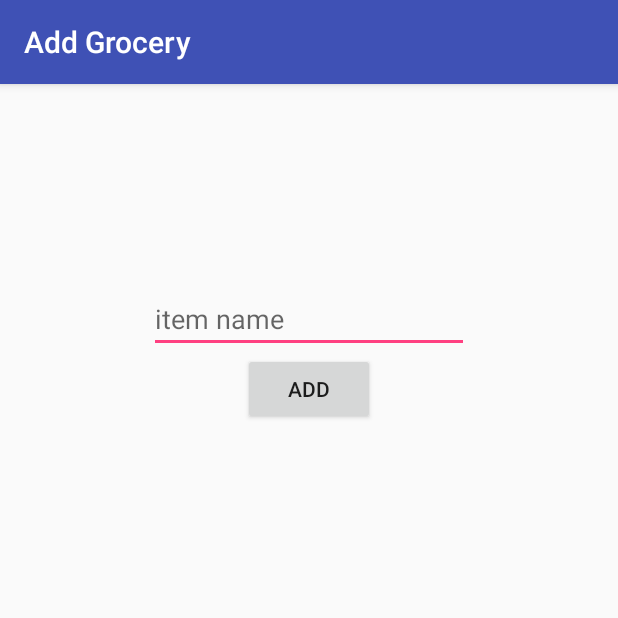
After one commit to JacobMuchow/ApartmentGroceries, an Android app: the AddGroceryItemActivity screen opened directly, with no data from a screen before it, on a phone screen of 412 x 824 dp, the top half of it. The commit adds this screen. Run offline under Robolectric (Android 15) with nearby library versions, the phone set to English and light mode, and no system bars.

Commit message:
added AddGroceryItemActivity

```diff
--- a/app/src/main/AndroidManifest.xml
+++ b/app/src/main/AndroidManifest.xml
@@ -46,6 +46,10 @@
             android:name=".main.GroceryItemDetailActivity"
             android:label="@string/title_activity_grocery_item_detail" >
         </activity>
+        <activity
+            android:name=".main.AddGroceryItemActivity"
+            android:label="@string/title_activity_add_grocery_item" >
+        </activity>
     </application>
 
 </manifest>
--- /dev/null
+++ b/app/src/main/java/com/quarkworks/apartmentgroceries/main/AddGroceryItemActivity.java
@@ -0,0 +1,68 @@
+package com.quarkworks.apartmentgroceries.main;
+
+import android.content.Intent;
+import android.support.v7.app.AppCompatActivity;
+import android.os.Bundle;
+import android.view.View;
+import android.widget.Button;
+import android.widget.EditText;
+import android.widget.Toast;
+
+import com.quarkworks.apartmentgroceries.MyApplication;
+import com.quarkworks.apartmentgroceries.R;
+import com.quarkworks.apartmentgroceries.service.Promise;
+import com.quarkworks.apartmentgroceries.service.SyncGroceryItem;
+import com.quarkworks.apartmentgroceries.service.models.RGroceryItem;
+
+public class AddGroceryItemActivity extends AppCompatActivity {
+    private static final String TAG = AddGroceryItemActivity.class.getSimpleName();
+
+    private EditText groceryItemNameEditText;
+    private Button addButton;
+
+    @Override
+    protected void onCreate(Bundle savedInstanceState) {
+        super.onCreate(savedInstanceState);
+        setContentView(R.layout.add_grocery_item_activity);
+
+        groceryItemNameEditText = (EditText) findViewById(R.id.add_grocery_item_name_id);
+        addButton = (Button) findViewById(R.id.add_grocery_item_add_button_id);
+
+        addButton.setOnClickListener(new View.OnClickListener() {
+            @Override
+            public void onClick(View v) {
+                String groceryItemName = groceryItemNameEditText.getText().toString();
+
+                if (!groceryItemName.isEmpty()) {
+
+                    RGroceryItem rGroceryItem = new RGroceryItem();
+                    rGroceryItem.setName(groceryItemName);
+                    SyncGroceryItem.add(rGroceryItem)
+                            .setCallbacks(addSuccesCallback, addFailureCallback);
+                } else {
+                    Toast.makeText(getApplicationContext(),
+                            getString(R.string.grocery_item_name_empty), Toast.LENGTH_LONG).show();
+                }
+            }
+        });
+
+    }
+
+    private Promise.Success addSuccesCallback = new Promise.Success() {
+        @Override
+        public void onSuccess() {
+            Intent intent = new Intent(MyApplication.getContext(), HomeActivity.class);
+            startActivity(intent);
+            Toast.makeText(getApplicationContext(), getString(R.string.add_grocery_item_success),
+                    Toast.LENGTH_LONG).show();
+        }
+    };
+
+    private Promise.Failure addFailureCallback = new Promise.Failure() {
+        @Override
+        public void onFailure() {
+            Toast.makeText(getApplicationContext(),
+                    getString(R.string.add_grocery_item_failure), Toast.LENGTH_LONG).show();
+        }
+    };
+}
--- a/app/src/main/java/com/quarkworks/apartmentgroceries/service/SyncUser.java
+++ b/app/src/main/java/com/quarkworks/apartmentgroceries/service/SyncUser.java
@@ -22,9 +22,11 @@ public class SyncUser {
     private static final String TAG = SyncUser.class.getSimpleName();
 
     private static final class JsonKeys {
+        private static final String OBJECTID = "objectId";
         private static final String RESULTS = "results";
         private static final String SESSION_TOKEN = "sessionToken";
         private static final String USERNAME = "username";
+        private static final String USERID = "userId";
     }
 
     public static Promise login(String username, String password) {
@@ -38,6 +40,7 @@ public class SyncUser {
                 try {
                     String sessionToken = jsonObject.getString(JsonKeys.SESSION_TOKEN);
                     String username = jsonObject.getString(JsonKeys.USERNAME);
+                    String userId = jsonObject.getString(JsonKeys.OBJECTID);
 
                     Context context = MyApplication.getContext();
                     SharedPreferences sharedPreferences = context
@@ -45,6 +48,7 @@ public class SyncUser {
                     SharedPreferences.Editor editor = sharedPreferences.edit();
                     editor.putString(JsonKeys.SESSION_TOKEN, sessionToken);
                     editor.putString(JsonKeys.USERNAME, username);
+                    editor.putString(JsonKeys.USERID, userId);
                     editor.commit();
 
                     promise.onSuccess();
@@ -93,7 +97,7 @@ public class SyncUser {
                     SharedPreferences.Editor editor = sharedPreferences.edit();
                     editor.putString(JsonKeys.SESSION_TOKEN, sessionToken);
                     editor.commit();
-
+                    // TODO: GET USERNAME AND USER ID
                     promise.onSuccess();
                 } catch (JSONException e) {
                     Log.e(TAG, "sign up failure", e);
--- /dev/null
+++ b/app/src/main/res/layout/add_grocery_item_activity.xml
@@ -0,0 +1,30 @@
+<RelativeLayout xmlns:android="http://schemas.android.com/apk/res/android"
+    xmlns:tools="http://schemas.android.com/tools" android:layout_width="match_parent"
+    android:layout_height="match_parent" android:paddingLeft="@dimen/activity_horizontal_margin"
+    android:paddingRight="@dimen/activity_horizontal_margin"
+    android:paddingTop="@dimen/activity_vertical_margin"
+    android:paddingBottom="@dimen/activity_vertical_margin"
+    tools:context="com.quarkworks.apartmentgroceries.main.AddGroceryItemActivity">
+
+    <!-- grocery item name -->
+    <EditText
+        android:id="@+id/add_grocery_item_name_id"
+        android:layout_width="wrap_content"
+        android:layout_height="wrap_content"
+        android:layout_marginTop="118dp"
+        android:layout_alignParentTop="true"
+        android:layout_centerHorizontal="true"
+        android:hint="item name"
+        android:ems="10" />
+
+
+    <!-- add button -->
+    <Button
+        android:id="@+id/add_grocery_item_add_button_id"
+        android:layout_width="wrap_content"
+        android:layout_height="wrap_content"
+        android:layout_below="@+id/add_grocery_item_name_id"
+        android:layout_centerHorizontal="true"
+        android:text="@string/add_button"/>
+
+</RelativeLayout>
--- a/app/src/main/res/values/strings.xml
+++ b/app/src/main/res/values/strings.xml
@@ -4,17 +4,22 @@
     <!-- button -->
     <string name="login_button">Login</string>
     <string name="sign_up_button">Sign Up</string>
+    <string name="add_button">Add</string>
 
     <!-- menu -->
     <string name="action_login">Login</string>
     <string name="action_user">User</string>
     <string name="action_sign_up">Sign Up</string>
+    <string name="action_add_grocery">Add grocery</string>
 
     <!-- activity title -->
     <string name="title_activity_login">Login</string>
     <string name="title_activity_signup">Signup</string>
     <string name="title_activity_user">User</string>d
     <string name="title_activity_home">Home</string>
+    <string name="title_activity_grocery_card_pager">Grocery Card Pager</string>
+    <string name="title_activity_grocery_item_detail">Grocery Detail</string>
+    <string name="title_activity_add_grocery_item">Add Grocery</string>
 
     <!-- login or sign up-->
     <string name="empty_username_or_password">Please input username and password.</string>
@@ -23,10 +28,9 @@
     <string name="login_failure_message">Invalid username or password</string>
     <string name="login_success_message">Login success</string>
     <string name="sign_up_failure_message">Username exists</string>
-    <string name="title_activity_grocery_card_pager">GroceryCardPager</string>
 
-    <string name="hello_world">Hello world!</string>
-    <string name="action_settings">Settings</string>
-    <string name="title_activity_grocery_item_detail">Grocery Detail</string>
-
+    <!-- response message -->
+    <string name="grocery_item_name_empty">Please input a item name</string>
+    <string name="add_grocery_item_success">Add an item successfully</string>
+    <string name="add_grocery_item_failure">Add an item failed</string>
 </resources>
```
Also changed, not shown: app/src/main/java/com/quarkworks/apartmentgroceries/main/HomeActivity.java (+24 -0 lines), app/src/main/java/com/quarkworks/apartmentgroceries/service/SyncGroceryItem.java (+32 -0 lines), app/src/main/java/com/quarkworks/apartmentgroceries/service/UrlTemplateCreator.java (+11 -0 lines), app/src/main/java/com/quarkworks/apartmentgroceries/service/models/RUser.java (+9 -0 lines), app/src/main/res/menu/add_grocery_item_menu.xml (added, +9 -0 lines).
